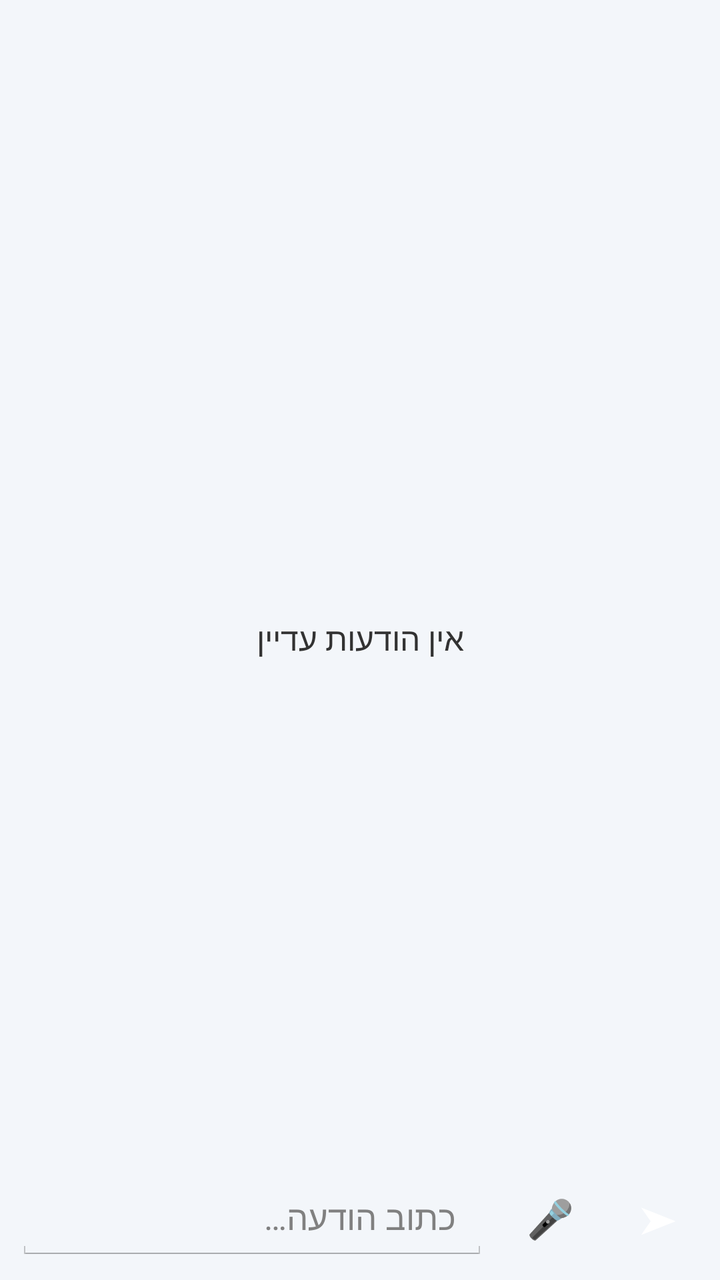
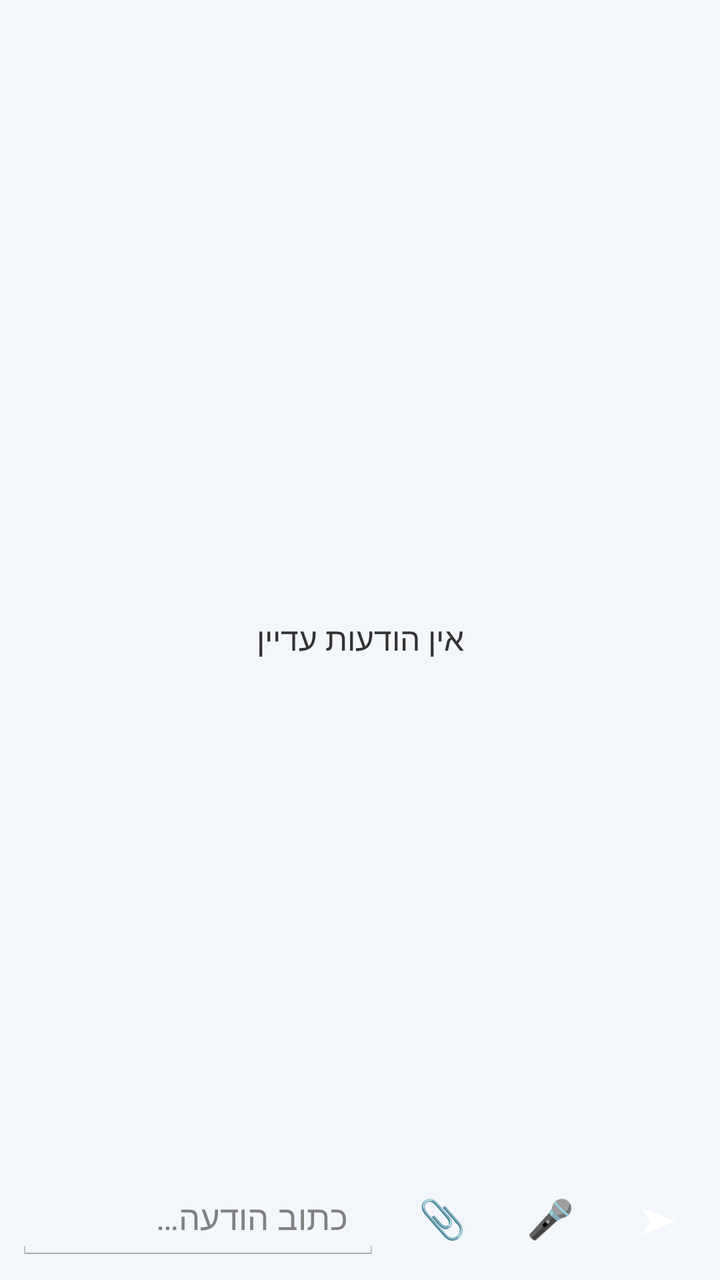

Two renders of the same Android screen: before a commit and after it. Below are the layout's source before the change and the commit's diff.
<!-- AndroidManifest.xml: application theme AppTheme -->
<!-- res/layout/activity_chat.xml -->
<?xml version="1.0" encoding="utf-8"?>
<LinearLayout xmlns:android="http://schemas.android.com/apk/res/android"
    android:id="@+id/chatRoot"
    android:layout_width="match_parent"
    android:layout_height="match_parent"
    android:orientation="vertical">

    <LinearLayout
        android:id="@+id/chatHeader"
        android:layout_width="match_parent"
        android:layout_height="wrap_content"
        android:gravity="center_vertical"
        android:orientation="horizontal"
        android:padding="10dp">

        <TextView
            android:id="@+id/chatAvatar"
            android:layout_width="40dp"
            android:layout_height="40dp" />

        <LinearLayout
            android:layout_width="0dp"
            android:layout_height="wrap_content"
            android:layout_marginLeft="12dp"
            android:layout_marginRight="12dp"
            android:layout_weight="1"
            android:orientation="vertical">

            <TextView
                android:id="@+id/chatTitle"
                android:layout_width="match_parent"
                android:layout_height="wrap_content"
                android:ellipsize="end"
                android:singleLine="true"
                android:textSize="18sp"
                android:textStyle="bold" />

            <TextView
                android:id="@+id/chatSub"
                android:layout_width="match_parent"
                android:layout_height="wrap_content"
                android:singleLine="true"
                android:textSize="12sp" />
        </LinearLayout>
    </LinearLayout>

    <FrameLayout
        android:layout_width="match_parent"
        android:layout_height="0dp"
        android:layout_weight="1">

        <ListView
            android:id="@+id/chatList"
            android:layout_width="match_parent"
            android:layout_height="match_parent"
            android:clipToPadding="false"
            android:divider="@android:color/transparent"
            android:dividerHeight="0dp"
            android:listSelector="@android:color/transparent"
            android:nextFocusDown="@+id/chatInput"
            android:paddingBottom="6dp"
            android:paddingTop="6dp"
            android:stackFromBottom="true"
            android:transcriptMode="alwaysScroll" />

        <TextView
            android:id="@+id/chatEmpty"
            android:layout_width="match_parent"
            android:layout_height="wrap_content"
            android:layout_gravity="center"
            android:gravity="center"
            android:padding="24dp"
            android:text="@string/chat_empty"
            android:textSize="16sp" />
    </FrameLayout>

    <TextView
        android:id="@+id/chatRec"
        android:layout_width="match_parent"
        android:layout_height="wrap_content"
        android:background="#FFD64545"
        android:gravity="center"
        android:padding="10dp"
        android:textColor="#FFFFFFFF"
        android:textSize="15sp"
        android:visibility="gone" />

    <LinearLayout
        android:id="@+id/chatInputRow"
        android:layout_width="match_parent"
        android:layout_height="wrap_content"
        android:gravity="center_vertical"
        android:orientation="horizontal"
        android:padding="8dp">

        <EditText
            android:id="@+id/chatInput"
            android:layout_width="0dp"
            android:layout_height="wrap_content"
            android:layout_weight="1"
            android:hint="@string/chat_hint"
            android:imeOptions="actionSend"
            android:inputType="textCapSentences|textMultiLine"
            android:maxLines="3"
            android:minHeight="44dp"
            android:nextFocusRight="@+id/chatMic"
            android:nextFocusUp="@id/chatList"
            android:paddingLeft="16dp"
            android:paddingRight="16dp"
            android:textSize="17sp" />

        <TextView
            android:id="@+id/chatMic"
            android:layout_width="46dp"
            android:layout_height="46dp"
            android:layout_marginLeft="8dp"
            android:focusable="true"
            android:gravity="center"
            android:nextFocusLeft="@id/chatInput"
            android:nextFocusRight="@+id/chatSend"
            android:nextFocusUp="@id/chatList"
            android:text="🎤"
            android:textColor="#FFFFFFFF"
            android:textSize="19sp" />

        <TextView
            android:id="@+id/chatSend"
            android:layout_width="46dp"
            android:layout_height="46dp"
            android:layout_marginLeft="8dp"
            android:focusable="true"
            android:gravity="center"
            android:nextFocusLeft="@id/chatMic"
            android:nextFocusUp="@id/chatList"
            android:text="➤"
            android:textColor="#FFFFFFFF"
            android:textSize="19sp" />
    </LinearLayout>
</LinearLayout>
<!-- resources referenced by this layout -->
<resources>
  <string name="chat_empty">אין הודעות עדיין</string>
  <string name="chat_hint">כתוב הודעה…</string>
  <style name="AppTheme" parent="android:Theme.Holo.Light.NoActionBar">
          <item name="sbBg">@color/bg_light</item>
          <item name="sbHeader">@color/header_black</item>
          <item name="sbAccent">@color/accent_blue</item>
          <item name="sbText">@color/text_dark</item>
          <item name="sbTextSecondary">@color/text_dark_secondary</item>
          <item name="sbRow">@color/row_light</item>
          <item name="sbBubbleIn">@color/bubble_in_light</item>
          <item name="sbBubbleOut">@color/bubble_out_light</item>
          <item name="android:windowBackground">@color/bg_light</item>
      </style>
  <color name="bg_light">#FFF3F6FA</color>
  <color name="header_black">#FF0B5CAD</color>
  <color name="accent_blue">#FF0078D7</color>
  <color name="text_dark">#FF212121</color>
  <color name="text_dark_secondary">#FF5A5A5A</color>
  <color name="row_light">#FFFFFFFF</color>
  <color name="bubble_in_light">#FFE8EEF7</color>
  <color name="bubble_out_light">#FFD6EAFB</color>
</resources>

<!-- the commit's change to res/layout/activity_chat.xml (unified diff, before → after) -->
@@ -74,15 +74,100 @@
             android:textSize="16sp" />
     </FrameLayout>
 
+    <LinearLayout
+        android:id="@+id/chatRecBar"
+        android:layout_width="match_parent"
+        android:layout_height="wrap_content"
+        android:background="#FFD64545"
+        android:gravity="center_vertical"
+        android:orientation="horizontal"
+        android:padding="8dp"
+        android:visibility="gone">
+
+        <LinearLayout
+            android:layout_width="0dp"
+            android:layout_height="wrap_content"
+            android:layout_weight="1"
+            android:orientation="vertical">
+
+            <TextView
+                android:id="@+id/chatRec"
+                android:layout_width="match_parent"
+                android:layout_height="wrap_content"
+                android:gravity="center_vertical"
+                android:paddingLeft="8dp"
+                android:paddingRight="8dp"
+                android:textColor="#FFFFFFFF"
+                android:textSize="16sp"
+                android:textStyle="bold" />
+
+            <TextView
+                android:id="@+id/chatRecHint"
+                android:layout_width="match_parent"
+                android:layout_height="wrap_content"
+                android:paddingLeft="8dp"
+                android:paddingRight="8dp"
+                android:textColor="#CCFFFFFF"
+                android:textSize="11sp"
+                android:visibility="gone" />
+        </LinearLayout>
+
+        <TextView
+            android:id="@+id/chatRecPause"
+            android:layout_width="46dp"
+            android:layout_height="46dp"
+            android:layout_marginLeft="6dp"
+            android:contentDescription="@string/cd_rec_pause"
+            android:focusable="true"
+            android:gravity="center"
+            android:nextFocusDown="@+id/chatRecPause"
+            android:nextFocusLeft="@+id/chatRecSend"
+            android:nextFocusRight="@+id/chatRecCancel"
+            android:nextFocusUp="@+id/chatRecPause"
+            android:text="⏸"
+            android:textColor="#FFFFFFFF"
+            android:textSize="20sp" />
+
+        <TextView
+            android:id="@+id/chatRecSend"
+            android:layout_width="46dp"
+            android:layout_height="46dp"
+            android:layout_marginLeft="6dp"
+            android:contentDescription="@string/cd_rec_send"
+            android:focusable="true"
+            android:gravity="center"
+            android:nextFocusDown="@+id/chatRecSend"
+            android:nextFocusLeft="@+id/chatRecCancel"
+            android:nextFocusRight="@+id/chatRecPause"
+            android:nextFocusUp="@+id/chatRecSend"
+            android:text="➤"
+            android:textColor="#FFFFFFFF"
+            android:textSize="20sp" />
+
+        <TextView
+            android:id="@+id/chatRecCancel"
+            android:layout_width="46dp"
+            android:layout_height="46dp"
+            android:layout_marginLeft="6dp"
+            android:contentDescription="@string/cd_rec_cancel"
+            android:focusable="true"
+            android:gravity="center"
+            android:nextFocusDown="@+id/chatRecCancel"
+            android:nextFocusLeft="@+id/chatRecPause"
+            android:nextFocusRight="@+id/chatRecSend"
+            android:nextFocusUp="@+id/chatRecCancel"
+            android:text="🗑"
+            android:textColor="#FFFFFFFF"
+            android:textSize="20sp" />
+    </LinearLayout>
+
     <TextView
-        android:id="@+id/chatRec"
-        android:layout_width="match_parent"
-        android:layout_height="wrap_content"
-        android:background="#FFD64545"
+        android:id="@+id/chatSendProgress"
+        android:layout_width="match_parent"
+        android:layout_height="wrap_content"
         android:gravity="center"
-        android:padding="10dp"
-        android:textColor="#FFFFFFFF"
-        android:textSize="15sp"
+        android:padding="8dp"
+        android:textSize="13sp"
         android:visibility="gone" />
 
     <LinearLayout
@@ -103,22 +188,37 @@
             android:inputType="textCapSentences|textMultiLine"
             android:maxLines="3"
             android:minHeight="44dp"
-            android:nextFocusRight="@+id/chatMic"
-            android:nextFocusUp="@id/chatList"
+            android:nextFocusRight="@+id/chatAttach"
+            android:nextFocusUp="@+id/chatList"
             android:paddingLeft="16dp"
             android:paddingRight="16dp"
             android:textSize="17sp" />
 
         <TextView
+            android:id="@+id/chatAttach"
+            android:layout_width="46dp"
+            android:layout_height="46dp"
+            android:layout_marginLeft="8dp"
+            android:contentDescription="@string/cd_attach"
+            android:focusable="true"
+            android:gravity="center"
+            android:nextFocusLeft="@+id/chatInput"
+            android:nextFocusRight="@+id/chatMic"
+            android:nextFocusUp="@+id/chatList"
+            android:text="📎"
+            android:textColor="#FFFFFFFF"
+            android:textSize="19sp" />
+
+        <TextView
             android:id="@+id/chatMic"
             android:layout_width="46dp"
             android:layout_height="46dp"
             android:layout_marginLeft="8dp"
             android:focusable="true"
             android:gravity="center"
-            android:nextFocusLeft="@id/chatInput"
+            android:nextFocusLeft="@+id/chatAttach"
             android:nextFocusRight="@+id/chatSend"
-            android:nextFocusUp="@id/chatList"
+            android:nextFocusUp="@+id/chatList"
             android:text="🎤"
             android:textColor="#FFFFFFFF"
             android:textSize="19sp" />
@@ -130,8 +230,8 @@
             android:layout_marginLeft="8dp"
             android:focusable="true"
             android:gravity="center"
-            android:nextFocusLeft="@id/chatMic"
-            android:nextFocusUp="@id/chatList"
+            android:nextFocusLeft="@+id/chatAttach"
+            android:nextFocusUp="@+id/chatList"
             android:text="➤"
             android:textColor="#FFFFFFFF"
             android:textSize="19sp" />
<!-- resource entries referenced after the edit -->
@@ -1,5 +1,9 @@
 <!-- resources referenced by this layout -->
 <resources>
+  <string name="cd_attach">צרף תמונה</string>
+  <string name="cd_rec_cancel">בטל הקלטה</string>
+  <string name="cd_rec_pause">השהה או המשך הקלטה</string>
+  <string name="cd_rec_send">שלח הקלטה</string>
   <string name="chat_empty">אין הודעות עדיין</string>
   <string name="chat_hint">כתוב הודעה…</string>
   <style name="AppTheme" parent="android:Theme.Holo.Light.NoActionBar">
